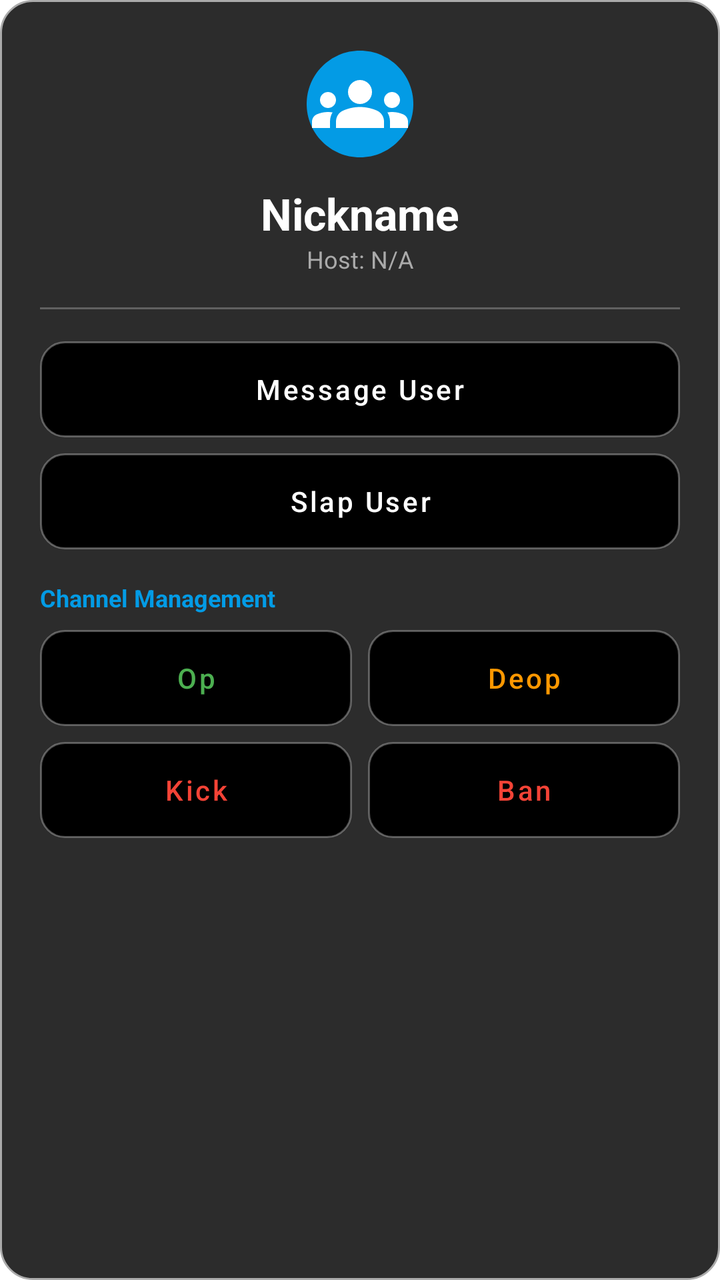
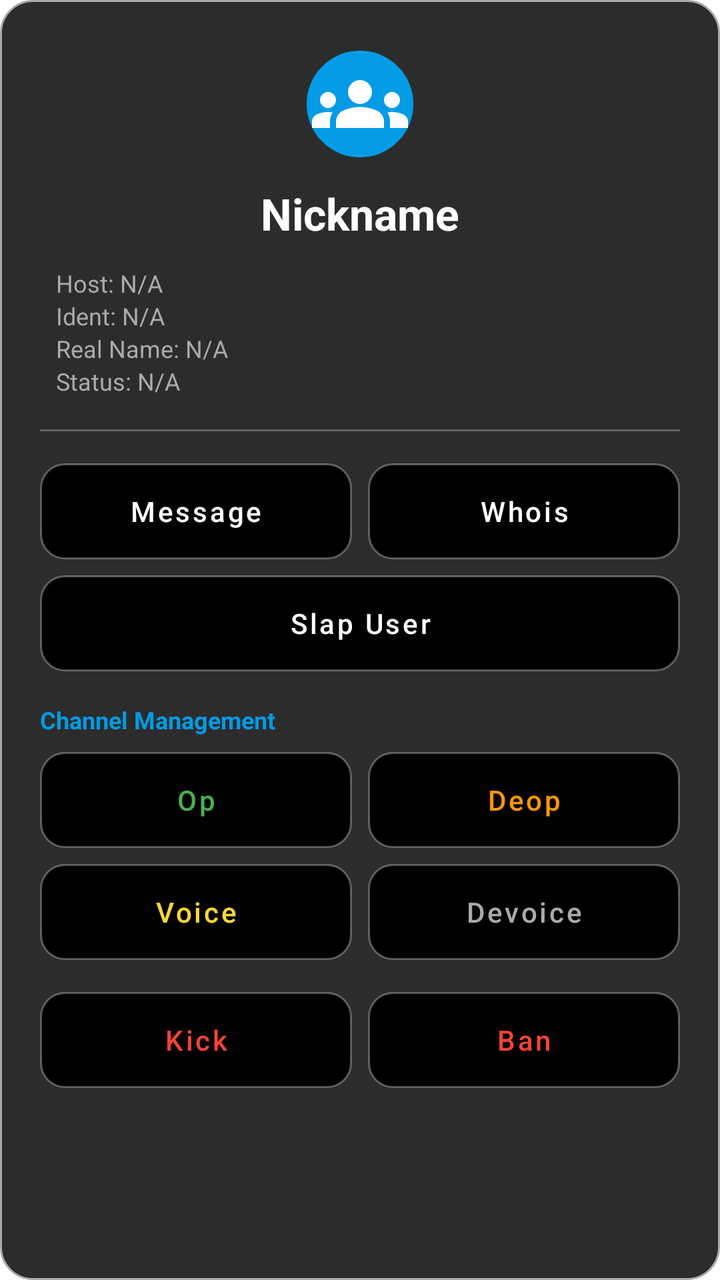

The first picture is an Android layout as it rendered before a commit; the second is the same layout after the commit. The layout source and the unified diff follow.
<!-- AndroidManifest.xml: application theme Theme.KonnectChatIRC -->
<!-- res/layout/dialog_user_options.xml -->
<LinearLayout xmlns:android="http://schemas.android.com/apk/res/android"
    xmlns:app="http://schemas.android.com/apk/res-auto"
    android:layout_width="match_parent"
    android:layout_height="wrap_content"
    android:orientation="vertical"
    android:padding="20dp"
    android:background="@drawable/dialog_background">

    
    <LinearLayout
        android:layout_width="match_parent"
        android:layout_height="wrap_content"
        android:orientation="vertical"
        android:gravity="center"
        android:paddingBottom="16dp">

        <ImageView
            android:id="@+id/options_avatar"
            android:layout_width="64dp"
            android:layout_height="64dp"
            android:src="@drawable/ic_users"
            android:padding="8dp"
            android:background="@drawable/circle_badge"
            android:backgroundTint="@color/lightblue" />

        <TextView
            android:id="@+id/options_nick"
            android:layout_width="wrap_content"
            android:layout_height="wrap_content"
            android:text="Nickname"
            android:textSize="22sp"
            android:textStyle="bold"
            android:textColor="@color/white"
            android:layout_marginTop="8dp" />

        <TextView
            android:id="@+id/options_host_ip"
            android:layout_width="wrap_content"
            android:layout_height="wrap_content"
            android:text="Host: N/A"
            android:textSize="12sp"
            android:textColor="#AAAAAA" />
    </LinearLayout>

    <View
        android:layout_width="match_parent"
        android:layout_height="1dp"
        android:background="#40FFFFFF"
        android:layout_marginBottom="16dp" />

    
    <ScrollView
        android:layout_width="match_parent"
        android:layout_height="wrap_content">

        <LinearLayout
            android:layout_width="match_parent"
            android:layout_height="wrap_content"
            android:orientation="vertical">

            
            <Button
                android:id="@+id/btnPrivateMessage"
                android:layout_width="match_parent"
                android:layout_height="wrap_content"
                android:text="Message User"
                android:textAllCaps="false"
                android:background="@drawable/button_option_bg"
                app:backgroundTint="@null"
                android:drawableStart="@drawable/ic_switcher"
                android:paddingStart="16dp"
                android:paddingEnd="16dp"
                android:drawablePadding="12dp"
                android:textColor="@color/white"
                android:layout_marginBottom="8dp" />

            <Button
                android:id="@+id/btnSlap"
                android:layout_width="match_parent"
                android:layout_height="wrap_content"
                android:text="Slap User"
                android:textAllCaps="false"
                android:background="@drawable/button_option_bg"
                app:backgroundTint="@null"
                android:textColor="@color/white"
                android:layout_marginBottom="16dp" />

            
            <TextView
                android:layout_width="wrap_content"
                android:layout_height="wrap_content"
                android:text="Channel Management"
                android:textColor="@color/lightblue"
                android:textSize="12sp"
                android:textStyle="bold"
                android:layout_marginBottom="8dp" />

            <GridLayout
                android:layout_width="match_parent"
                android:layout_height="wrap_content"
                android:columnCount="2"
                android:alignmentMode="alignMargins"
                android:columnOrderPreserved="false"
                android:layout_marginBottom="8dp">

                <Button
                    android:id="@+id/btnOp"
                    android:layout_width="0dp"
                    android:layout_height="wrap_content"
                    android:layout_columnWeight="1"
                    android:layout_marginEnd="4dp"
                    android:text="Op"
                    android:textAllCaps="false"
                    android:background="@drawable/button_option_bg"
                    app:backgroundTint="@null"
                    android:textColor="#4CAF50" />

                <Button
                    android:id="@+id/btnDeop"
                    android:layout_width="0dp"
                    android:layout_height="wrap_content"
                    android:layout_columnWeight="1"
                    android:layout_marginStart="4dp"
                    android:text="Deop"
                    android:textAllCaps="false"
                    android:background="@drawable/button_option_bg"
                    app:backgroundTint="@null"
                    android:textColor="#FF9800" />
            </GridLayout>

            <GridLayout
                android:layout_width="match_parent"
                android:layout_height="wrap_content"
                android:columnCount="2"
                android:alignmentMode="alignMargins"
                android:columnOrderPreserved="false">

                <Button
                    android:id="@+id/btnKick"
                    android:layout_width="0dp"
                    android:layout_height="wrap_content"
                    android:layout_columnWeight="1"
                    android:layout_marginEnd="4dp"
                    android:text="Kick"
                    android:textAllCaps="false"
                    android:background="@drawable/button_option_bg"
                    app:backgroundTint="@null"
                    android:textColor="#F44336" />

                <Button
                    android:id="@+id/btnBan"
                    android:layout_width="0dp"
                    android:layout_height="wrap_content"
                    android:layout_columnWeight="1"
                    android:layout_marginStart="4dp"
                    android:text="Ban"
                    android:textAllCaps="false"
                    android:background="@drawable/button_option_bg"
                    app:backgroundTint="@null"
                    android:textColor="#F44336" />
            </GridLayout>

        </LinearLayout>
    </ScrollView>
</LinearLayout>
<!-- resources referenced by this layout -->
<resources>
  <color name="lightblue">#039BE5</color>
  <color name="white">#FFFFFFFF</color>
  <!-- drawable button_option_bg (drawable) -->
  <?xml version="1.0" encoding="utf-8"?>
  <ripple xmlns:android="http://schemas.android.com/apk/res/android"
      android:color="#40FFFFFF">
      <item>
          <shape android:shape="rectangle">
              <solid android:color="#000000" />
              <corners android:radius="12dp" />
              <stroke
                  android:width="1dp"
                  android:color="#4DFFFFFF" />
          </shape>
      </item>
  </ripple>
  <!-- drawable circle_badge (drawable) -->
  <vector xmlns:android="http://schemas.android.com/apk/res/android"
      android:height="24dp"
      android:tint="#FF0000"
      android:viewportHeight="24"
      android:viewportWidth="24"
      android:width="24dp"
      android:shape="oval">
  
  
  
      <path android:fillColor="#FF0000" android:pathData="M12,2C6.47,2 2,6.47 2,12s4.47,10 10,10 10,-4.47 10,-10S17.53,2 12,2z"/>
  
  </vector>
  <!-- drawable dialog_background (drawable) -->
  <shape xmlns:android="http://schemas.android.com/apk/res/android">
      <solid android:color="@color/dialogBackgroundColor" />
      <corners android:radius="16dp" />
      <padding
          android:left="16dp"
          android:top="16dp"
          android:right="16dp"
          android:bottom="16dp" />
      <stroke android:width="1dp" android:color="@android:color/darker_gray" />
  </shape>
  <!-- drawable ic_switcher (drawable) -->
  <vector xmlns:android="http://schemas.android.com/apk/res/android" android:height="24dp" android:tint="#FFFFFF" android:viewportHeight="24" android:viewportWidth="24" android:width="24dp">
        
      <path android:fillColor="@android:color/white" android:pathData="M4,15h16v-2L4,13v2zM4,19h16v-2L4,17v2zM4,11h16L20,9L4,9v2zM4,5v2h16L20,5L4,5z"/>
      
  </vector>
  <!-- drawable ic_users (drawable) -->
  <vector xmlns:android="http://schemas.android.com/apk/res/android" android:height="24dp" android:tint="#FFFFFF" android:viewportHeight="24" android:viewportWidth="24" android:width="24dp">
        
      <path android:fillColor="@android:color/white" android:pathData="M12,12.75c1.63,0 3.07,0.39 4.24,0.9c1.08,0.48 1.76,1.56 1.76,2.73L18,18H6l0,-1.61c0,-1.18 0.68,-2.26 1.76,-2.73C8.93,13.14 10.37,12.75 12,12.75zM4,13c1.1,0 2,-0.9 2,-2c0,-1.1 -0.9,-2 -2,-2s-2,0.9 -2,2C2,12.1 2.9,13 4,13zM5.13,14.1C4.76,14.04 4.39,14 4,14c-0.99,0 -1.93,0.21 -2.78,0.58C0.48,14.9 0,15.62 0,16.43V18l4.5,0v-1.61C4.5,15.56 4.73,14.78 5.13,14.1zM20,13c1.1,0 2,-0.9 2,-2c0,-1.1 -0.9,-2 -2,-2s-2,0.9 -2,2C18,12.1 18.9,13 20,13zM24,16.43c0,-0.81 -0.48,-1.53 -1.22,-1.85C21.93,14.21 20.99,14 20,14c-0.39,0 -0.76,0.04 -1.13,0.1c0.4,0.68 0.63,1.46 0.63,2.29V18l4.5,0V16.43zM12,6c1.66,0 3,1.34 3,3c0,1.66 -1.34,3 -3,3s-3,-1.34 -3,-3C9,7.34 10.34,6 12,6z"/>
      
  </vector>
  <style name="Theme.KonnectChatIRC" parent="Theme.MaterialComponents.DayNight.DarkActionBar">
          
          <item name="colorPrimary">@color/purple_500</item>
          <item name="colorPrimaryVariant">@color/purple_700</item>
          <item name="colorOnPrimary">@color/white</item>
          
          <item name="colorSecondary">@color/teal_200</item>
          <item name="colorSecondaryVariant">@color/teal_700</item>
          <item name="colorOnSecondary">@color/black</item>
          
          <item name="android:statusBarColor">?attr/colorPrimaryVariant</item>
          
          
          <item name="colorButtonNormal">@color/black</item>
      </style>
  <color name="dialogBackgroundColor">#2C2C2C</color>
  <color name="purple_500">#FF6200EE</color>
  <color name="purple_700">#FF3700B3</color>
  <color name="teal_200">#FF03DAC5</color>
  <color name="teal_700">#FF018786</color>
  <color name="black">#FF000000</color>
</resources>

<!-- the commit's change to res/layout/dialog_user_options.xml (unified diff, before → after) -->
@@ -33,13 +33,47 @@
             android:textColor="@color/white"
             android:layout_marginTop="8dp" />
 
-        <TextView
-            android:id="@+id/options_host_ip"
-            android:layout_width="wrap_content"
+        
+        <LinearLayout
+            android:layout_width="match_parent"
             android:layout_height="wrap_content"
-            android:text="Host: N/A"
-            android:textSize="12sp"
-            android:textColor="#AAAAAA" />
+            android:orientation="vertical"
+            android:gravity="start"
+            android:layout_marginTop="12dp"
+            android:paddingStart="8dp">
+
+            <TextView
+                android:id="@+id/options_host_ip"
+                android:layout_width="wrap_content"
+                android:layout_height="wrap_content"
+                android:text="Host: N/A"
+                android:textSize="12sp"
+                android:textColor="#AAAAAA" />
+
+            <TextView
+                android:id="@+id/options_ident"
+                android:layout_width="wrap_content"
+                android:layout_height="wrap_content"
+                android:text="Ident: N/A"
+                android:textSize="12sp"
+                android:textColor="#AAAAAA" />
+
+            <TextView
+                android:id="@+id/options_realname"
+                android:layout_width="wrap_content"
+                android:layout_height="wrap_content"
+                android:text="Real Name: N/A"
+                android:textSize="12sp"
+                android:textColor="#AAAAAA" />
+
+            <TextView
+                android:id="@+id/options_account"
+                android:layout_width="wrap_content"
+                android:layout_height="wrap_content"
+                android:text="Status: N/A"
+                android:textSize="12sp"
+                android:textColor="#AAAAAA" />
+        </LinearLayout>
     </LinearLayout>
 
     <View
@@ -59,20 +93,38 @@
             android:orientation="vertical">
 
             
-            <Button
-                android:id="@+id/btnPrivateMessage"
-                android:layout_width="match_parent"
-                android:layout_height="wrap_content"
-                android:text="Message User"
-                android:textAllCaps="false"
-                android:background="@drawable/button_option_bg"
-                app:backgroundTint="@null"
-                android:drawableStart="@drawable/ic_switcher"
-                android:paddingStart="16dp"
-                android:paddingEnd="16dp"
-                android:drawablePadding="12dp"
-                android:textColor="@color/white"
-                android:layout_marginBottom="8dp" />
+            <GridLayout
+                android:layout_width="match_parent"
+                android:layout_height="wrap_content"
+                android:columnCount="2"
+                android:alignmentMode="alignMargins"
+                android:columnOrderPreserved="false"
+                android:layout_marginBottom="8dp">
+
+                <Button
+                    android:id="@+id/btnPrivateMessage"
+                    android:layout_width="0dp"
+                    android:layout_height="wrap_content"
+                    android:layout_columnWeight="1"
+                    android:layout_marginEnd="4dp"
+                    android:text="Message"
+                    android:textAllCaps="false"
+                    android:background="@drawable/button_option_bg"
+                    app:backgroundTint="@null"
+                    android:textColor="@color/white" />
+
+                <Button
+                    android:id="@+id/btnWhois"
+                    android:layout_width="0dp"
+                    android:layout_height="wrap_content"
+                    android:layout_columnWeight="1"
+                    android:layout_marginStart="4dp"
+                    android:text="Whois"
+                    android:textAllCaps="false"
+                    android:background="@drawable/button_option_bg"
+                    app:backgroundTint="@null"
+                    android:textColor="@color/white" />
+            </GridLayout>
 
             <Button
                 android:id="@+id/btnSlap"
@@ -133,6 +185,39 @@
                 android:layout_height="wrap_content"
                 android:columnCount="2"
                 android:alignmentMode="alignMargins"
+                android:columnOrderPreserved="false"
+                android:layout_marginBottom="16dp">
+
+                <Button
+                    android:id="@+id/btnVoice"
+                    android:layout_width="0dp"
+                    android:layout_height="wrap_content"
+                    android:layout_columnWeight="1"
+                    android:layout_marginEnd="4dp"
+                    android:text="Voice"
+                    android:textAllCaps="false"
+                    android:background="@drawable/button_option_bg"
+                    app:backgroundTint="@null"
+                    android:textColor="#FDD835" />
+
+                <Button
+                    android:id="@+id/btnDevoice"
+                    android:layout_width="0dp"
+                    android:layout_height="wrap_content"
+                    android:layout_columnWeight="1"
+                    android:layout_marginStart="4dp"
+                    android:text="Devoice"
+                    android:textAllCaps="false"
+                    android:background="@drawable/button_option_bg"
+                    app:backgroundTint="@null"
+                    android:textColor="#AAAAAA" />
+            </GridLayout>
+
+            <GridLayout
+                android:layout_width="match_parent"
+                android:layout_height="wrap_content"
+                android:columnCount="2"
+                android:alignmentMode="alignMargins"
                 android:columnOrderPreserved="false">
 
                 <Button
<!-- resource entries referenced after the edit -->
@@ -41,12 +41,6 @@
           android:bottom="16dp" />
       <stroke android:width="1dp" android:color="@android:color/darker_gray" />
   </shape>
-  <!-- drawable ic_switcher (drawable) -->
-  <vector xmlns:android="http://schemas.android.com/apk/res/android" android:height="24dp" android:tint="#FFFFFF" android:viewportHeight="24" android:viewportWidth="24" android:width="24dp">
-        
-      <path android:fillColor="@android:color/white" android:pathData="M4,15h16v-2L4,13v2zM4,19h16v-2L4,17v2zM4,11h16L20,9L4,9v2zM4,5v2h16L20,5L4,5z"/>
-      
-  </vector>
   <!-- drawable ic_users (drawable) -->
   <vector xmlns:android="http://schemas.android.com/apk/res/android" android:height="24dp" android:tint="#FFFFFF" android:viewportHeight="24" android:viewportWidth="24" android:width="24dp">
         
